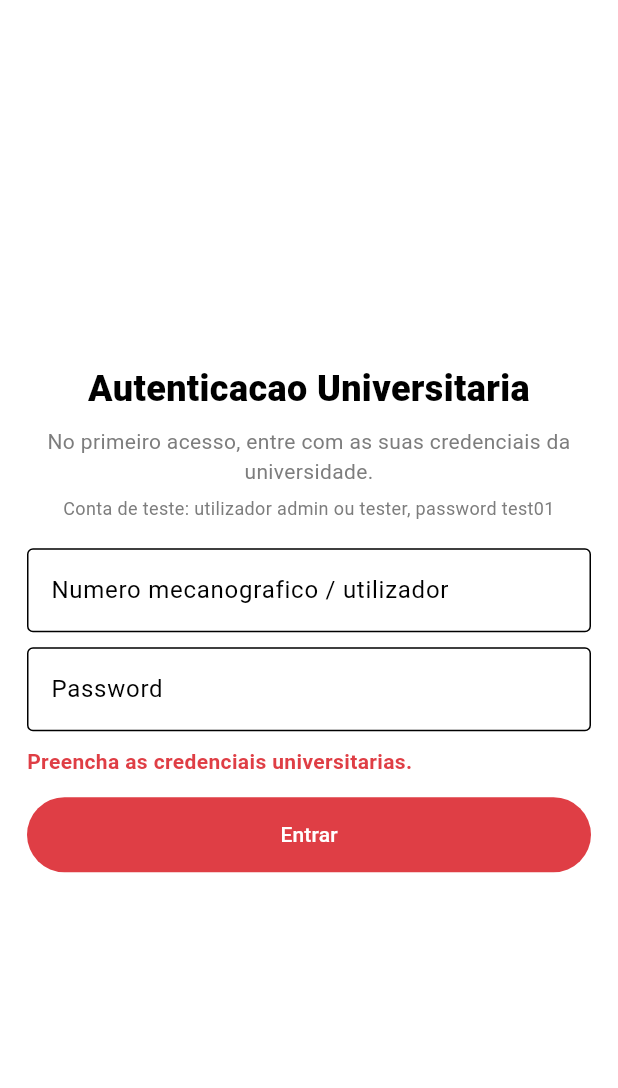
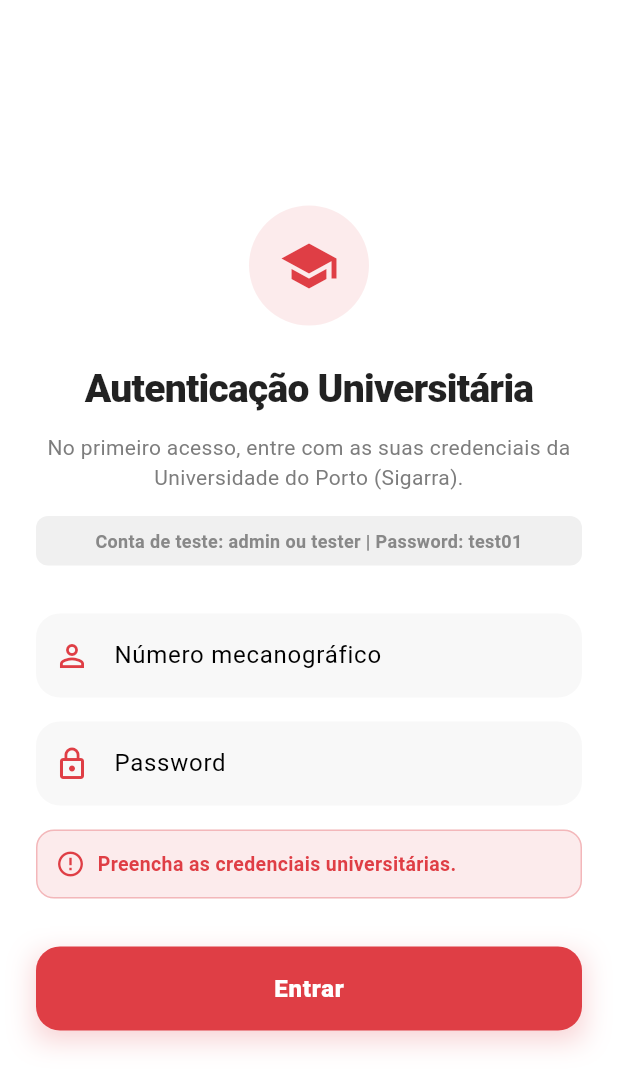
Before and after one commit to aribeirorocha/ride4free, a Flutter app: the screen it shows after launch, after a tap on "Entrar", on a phone screen of 412 x 824 dp. Shown: the top 1088 px of the screen. Run offline on Flutter 3.47's test engine with Material 3 defaults, Android fonts, the phone set to English and light mode, and no system bars; our stand-ins replace flutter_map, geolocator, latlong2, shared_preferences; accounts and stored records are empty.

Commit message:
Melhorias estéticas no login.

```diff
--- a/Ride4Free/lib/main.dart
+++ b/Ride4Free/lib/main.dart
@@ -186,7 +186,7 @@ class _UniversityLoginPageState extends State<UniversityLoginPage> {
     final password = _passwordController.text;
 
     if (username.isEmpty || password.isEmpty) {
-      setState(() => _error = 'Preencha as credenciais universitarias.');
+      setState(() => _error = 'Preencha as credenciais universitárias.');
       return;
     }
 
@@ -199,7 +199,7 @@ class _UniversityLoginPageState extends State<UniversityLoginPage> {
       final identity = await _auth.login(username: username, password: password);
       if (!mounted) return;
       if (identity == null) {
-        setState(() => _error = 'Credenciais invalidas. Tente novamente.');
+        setState(() => _error = 'Credenciais inválidas. Tente novamente.');
         return;
       }
       await widget.onLoginSuccess(identity);
@@ -208,7 +208,7 @@ class _UniversityLoginPageState extends State<UniversityLoginPage> {
       final hint = TesterAuth.isTesterUsername(username)
           ? ' Conta teste: confirme que o backend está a correr.'
           : '';
-      setState(() => _error = 'Nao foi possivel concluir o login.$hint ($e)');
+      setState(() => _error = 'Não foi possível concluir o login.$hint ($e)');
     } finally {
       if (mounted) setState(() => _busy = false);
     }
@@ -217,67 +217,154 @@ class _UniversityLoginPageState extends State<UniversityLoginPage> {
   @override
   Widget build(BuildContext context) {
     return Scaffold(
+      backgroundColor: Colors.white,
       body: SafeArea(
         child: Center(
-          child: ConstrainedBox(
-            constraints: const BoxConstraints(maxWidth: 420),
-            child: Padding(
-              padding: const EdgeInsets.all(18),
+          child: SingleChildScrollView(
+            padding: const EdgeInsets.symmetric(horizontal: 24, vertical: 20),
+            child: ConstrainedBox(
+              constraints: const BoxConstraints(maxWidth: 400),
               child: Column(
                 mainAxisAlignment: MainAxisAlignment.center,
                 crossAxisAlignment: CrossAxisAlignment.stretch,
                 children: [
+                  // --- Ícone e Cabeçalho ---
+                  Container(
+                    height: 80,
+                    width: 80,
+                    margin: const EdgeInsets.only(bottom: 24),
+                    decoration: BoxDecoration(
+                      color: kRed.withOpacity(0.1),
+                      shape: BoxShape.circle,
+                    ),
+                    child: const Icon(Icons.school, size: 40, color: kRed),
+                  ),
+
                   const Text(
-                    'Autenticacao Universitaria',
+                    'Autenticação Universitária',
                     textAlign: TextAlign.center,
-                    style: TextStyle(fontSize: 24, fontWeight: FontWeight.w900),
+                    style: TextStyle(
+                      fontSize: 26,
+                      fontWeight: FontWeight.w900,
+                      color: Colors.black87,
+                      letterSpacing: -0.5,
+                    ),
                   ),
-                  const SizedBox(height: 8),
+                  const SizedBox(height: 10),
                   const Text(
-                    'No primeiro acesso, entre com as suas credenciais da universidade.',
+                    'No primeiro acesso, entre com as suas credenciais da Universidade do Porto (Sigarra).',
                     textAlign: TextAlign.center,
-                    style: TextStyle(color: kMuted),
+                    style: TextStyle(color: kMuted, fontSize: 14, height: 1.4),
                   ),
-                  const SizedBox(height: 6),
-                  const Text(
-                    'Conta de teste: utilizador admin ou tester, password test01',
-                    textAlign: TextAlign.center,
-                    style: TextStyle(color: kMuted, fontSize: 12),
+
+                  // Aviso de conta de teste (suave)
+                  Container(
+                    margin: const EdgeInsets.only(top: 16, bottom: 32),
+                    padding: const EdgeInsets.symmetric(vertical: 8, horizontal: 12),
+                    decoration: BoxDecoration(
+                      color: const Color(0xFFF0F0F0),
+                      borderRadius: BorderRadius.circular(8),
+                    ),
+                    child: const Text(
+                      'Conta de teste: admin ou tester | Password: test01',
+                      textAlign: TextAlign.center,
+                      style: TextStyle(color: Color(0xFF888888), fontSize: 12, fontWeight: FontWeight.w600),
+                    ),
                   ),
-                  const SizedBox(height: 18),
+
+                  // --- Campos de Input ---
                   TextField(
                     key: const Key('user_field'),
                     controller: _usernameController,
-                    decoration: const InputDecoration(
-                      labelText: 'Numero mecanografico / utilizador',
-                      border: OutlineInputBorder(),
+                    decoration: InputDecoration(
+                      labelText: 'Número mecanográfico',
+                      prefixIcon: const Icon(Icons.person_outline, color: kRed),
+                      filled: true,
+                      fillColor: const Color(0xFFF8F8F8),
+                      border: OutlineInputBorder(
+                        borderRadius: BorderRadius.circular(16),
+                        borderSide: BorderSide.none,
+                      ),
+                      floatingLabelStyle: const TextStyle(color: kRed, fontWeight: FontWeight.w700),
                     ),
                   ),
-                  const SizedBox(height: 10),
+                  const SizedBox(height: 16),
+
                   TextField(
                     key: const Key('pass_field'),
                     controller: _passwordController,
                     obscureText: true,
-                    decoration: const InputDecoration(
+                    decoration: InputDecoration(
                       labelText: 'Password',
-                      border: OutlineInputBorder(),
+                      prefixIcon: const Icon(Icons.lock_outline, color: kRed),
+                      filled: true,
+                      fillColor: const Color(0xFFF8F8F8),
+                      border: OutlineInputBorder(
+                        borderRadius: BorderRadius.circular(16),
+                        borderSide: BorderSide.none,
+                      ),
+                      floatingLabelStyle: const TextStyle(color: kRed, fontWeight: FontWeight.w700),
                     ),
                   ),
+
+                  // --- Mensagem de Erro ---
                   if (_error != null) ...[
-                    const SizedBox(height: 10),
-                    Text(
-                      _error!,
-                      style: const TextStyle(color: kRed, fontWeight: FontWeight.w700),
+                    const SizedBox(height: 16),
+                    Container(
+                      padding: const EdgeInsets.all(12),
+                      decoration: BoxDecoration(
+                        color: kRed.withOpacity(0.1),
+                        borderRadius: BorderRadius.circular(12),
+                        border: Border.all(color: kRed.withOpacity(0.3)),
+                      ),
+                      child: Row(
+                        children: [
+                          const Icon(Icons.error_outline, color: kRed, size: 20),
+                          const SizedBox(width: 8),
+                          Expanded(
+                            child: Text(
+                              _error!,
+                              style: const TextStyle(color: kRed, fontWeight: FontWeight.w700, fontSize: 13),
+                            ),
+                          ),
+                        ],
+                      ),
                     ),
                   ],
-                  const SizedBox(height: 14),
-                  FilledButton(
-                    onPressed: _busy ? null : _login,
-                    style: FilledButton.styleFrom(
-                      backgroundColor: kRed,
-                      minimumSize: const Size.fromHeight(50),
+
+                  const SizedBox(height: 32),
+
+                  // --- Botão Principal ---
+                  Container(
+                    decoration: BoxDecoration(
+                      boxShadow: [
+                        BoxShadow(
+                          color: kRed.withOpacity(0.25),
+                          blurRadius: 15,
+                          offset: const Offset(0, 6),
+                        )
+                      ]
                     ),
-                    child: Text(_busy ? 'A autenticar...' : 'Entrar'),
+                    child: FilledButton(
+                      onPressed: _busy ? null : _login,
+                      style: FilledButton.styleFrom(
+                        backgroundColor: kRed,
+                        minimumSize: const Size.fromHeight(56),
+                        shape: RoundedRectangleBorder(
+                          borderRadius: BorderRadius.circular(16)
+                        ),
+                      ),
+                      child: _busy
+                        ? const SizedBox(
+                            height: 24,
+                            width: 24,
+                            child: CircularProgressIndicator(color: Colors.white, strokeWidth: 3)
+                          )
+                        : const Text(
+                            'Entrar',
+                            style: TextStyle(fontSize: 16, fontWeight: FontWeight.w800, letterSpacing: 0.5)
+                          ),
+                    ),
                   ),
                 ],
               ),
@@ -288,7 +375,6 @@ class _UniversityLoginPageState extends State<UniversityLoginPage> {
     );
   }
 }
-
 class HomeShell extends StatefulWidget {
   const HomeShell({
     super.key,
```
Also changed, not shown: 1 other file.
